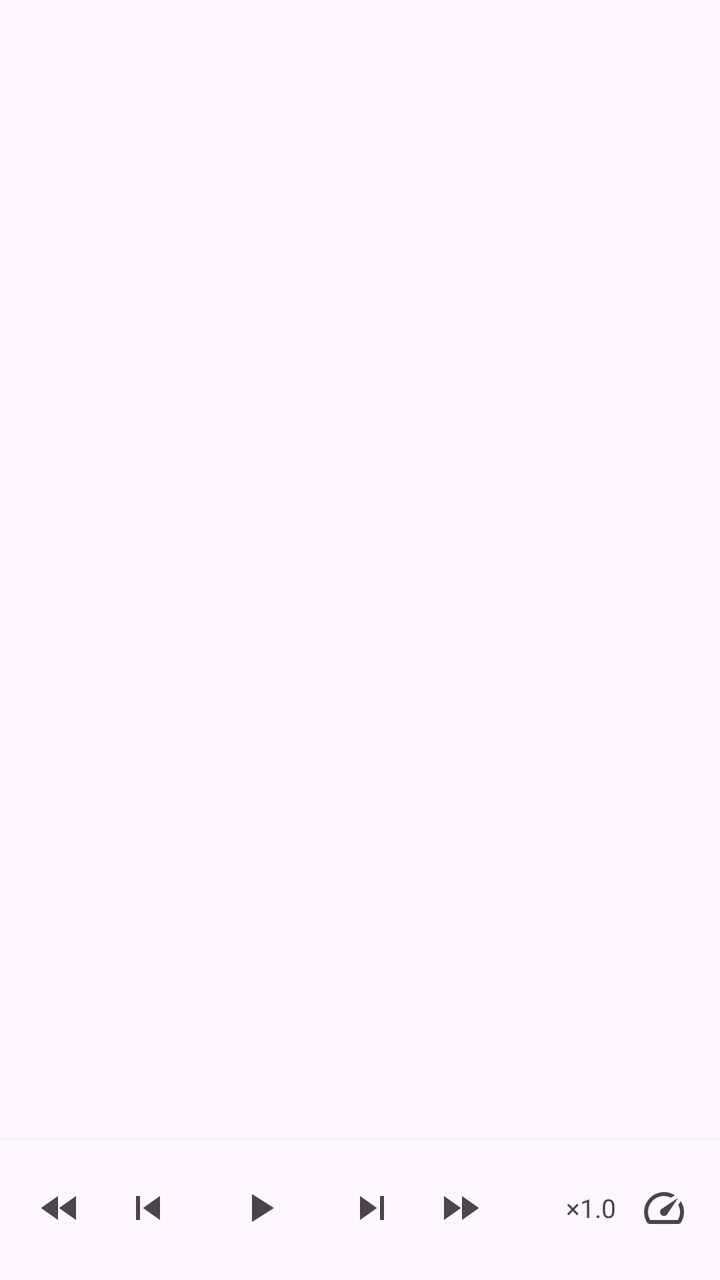
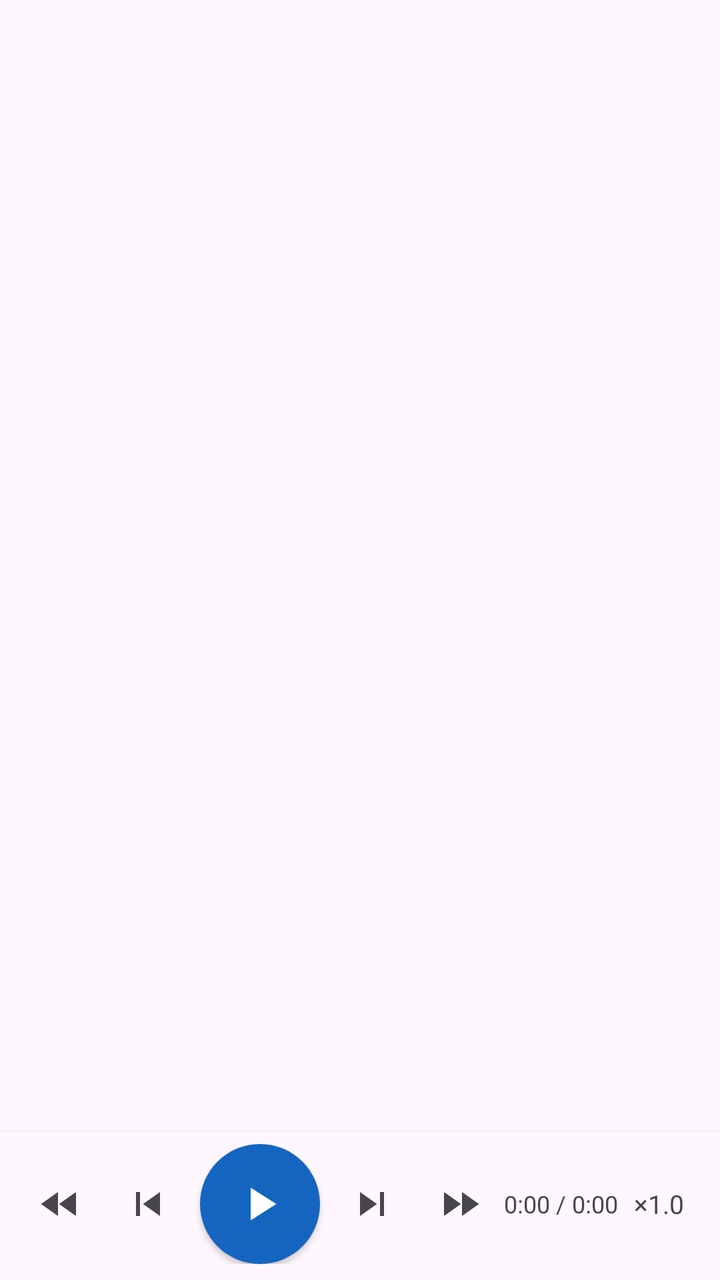

Two renders of the same Android screen: before a commit and after it. Below are the layout's source before the change and the commit's diff.
<!-- AndroidManifest.xml: application theme Theme.AReadText -->
<!-- res/layout/activity_reader.xml -->
<?xml version="1.0" encoding="utf-8"?>
<LinearLayout xmlns:android="http://schemas.android.com/apk/res/android"
    xmlns:app="http://schemas.android.com/apk/res-auto"
    android:id="@+id/root"
    android:layout_width="match_parent"
    android:layout_height="match_parent"
    android:orientation="vertical">

    <com.google.android.material.appbar.MaterialToolbar
        android:id="@+id/toolbar"
        android:layout_width="match_parent"
        android:layout_height="?attr/actionBarSize"
        android:background="?attr/colorSurface"
        app:titleTextAppearance="@style/TextAppearance.AppCompat.Widget.ActionBar.Title">

        <LinearLayout
            android:layout_width="wrap_content"
            android:layout_height="match_parent"
            android:gravity="center_vertical"
            android:orientation="vertical">

            <TextView
                android:id="@+id/toolbarTitle"
                android:layout_width="wrap_content"
                android:layout_height="wrap_content"
                android:ellipsize="end"
                android:maxWidth="220dp"
                android:singleLine="true"
                android:textSize="16sp"
                android:textStyle="bold" />

            <LinearLayout
                android:layout_width="wrap_content"
                android:layout_height="wrap_content"
                android:orientation="horizontal">

                <TextView
                    android:id="@+id/chapterTitle"
                    android:layout_width="wrap_content"
                    android:layout_height="wrap_content"
                    android:ellipsize="end"
                    android:maxWidth="160dp"
                    android:singleLine="true"
                    android:textSize="11sp" />

                <TextView
                    android:id="@+id/chapterCounter"
                    android:layout_width="wrap_content"
                    android:layout_height="wrap_content"
                    android:layout_marginStart="6dp"
                    android:textSize="11sp" />
            </LinearLayout>
        </LinearLayout>
    </com.google.android.material.appbar.MaterialToolbar>

    <FrameLayout
        android:layout_width="match_parent"
        android:layout_height="0dp"
        android:layout_weight="1">

        <androidx.recyclerview.widget.RecyclerView
            android:id="@+id/readerList"
            android:layout_width="match_parent"
            android:layout_height="match_parent"
            android:clipToPadding="false"
            android:paddingStart="20dp"
            android:paddingTop="12dp"
            android:paddingEnd="20dp"
            android:paddingBottom="24dp"
            android:scrollbars="vertical" />

        <TextView
            android:id="@+id/readingError"
            android:layout_width="wrap_content"
            android:layout_height="wrap_content"
            android:layout_gravity="bottom|center_horizontal"
            android:layout_marginBottom="8dp"
            android:background="#CC000000"
            android:padding="10dp"
            android:textColor="#FFFFFF"
            android:textSize="13sp"
            android:visibility="gone" />
    </FrameLayout>

    
    <LinearLayout
        android:id="@+id/ttsBar"
        android:layout_width="match_parent"
        android:layout_height="wrap_content"
        android:background="?attr/colorSurface"
        android:elevation="4dp"
        android:gravity="center_vertical"
        android:orientation="vertical"
        android:paddingTop="4dp"
        android:paddingBottom="8dp">

        <ProgressBar
            android:id="@+id/sentenceProgress"
            style="?android:attr/progressBarStyleHorizontal"
            android:layout_width="match_parent"
            android:layout_height="2dp"
            android:max="100"
            android:progressTint="?attr/colorPrimary"
            android:visibility="invisible" />

        <LinearLayout
            android:layout_width="match_parent"
            android:layout_height="wrap_content"
            android:gravity="center_vertical"
            android:orientation="horizontal"
            android:paddingStart="8dp"
            android:paddingEnd="8dp">

            <ImageButton
                android:id="@+id/btnPrevParagraph"
                android:layout_width="44dp"
                android:layout_height="44dp"
                android:background="?attr/selectableItemBackgroundBorderless"
                android:contentDescription="@string/prev_paragraph"
                android:src="@drawable/ic_prev_para" />

            <ImageButton
                android:id="@+id/btnPrevSentence"
                android:layout_width="44dp"
                android:layout_height="44dp"
                android:background="?attr/selectableItemBackgroundBorderless"
                android:contentDescription="@string/prev_sentence"
                android:src="@drawable/ic_prev_sentence" />

            <ImageButton
                android:id="@+id/btnPlayPause"
                android:layout_width="56dp"
                android:layout_height="56dp"
                android:layout_marginHorizontal="6dp"
                android:background="?attr/selectableItemBackgroundBorderless"
                android:contentDescription="@string/play"
                android:src="@drawable/ic_play" />

            <ImageButton
                android:id="@+id/btnNextSentence"
                android:layout_width="44dp"
                android:layout_height="44dp"
                android:background="?attr/selectableItemBackgroundBorderless"
                android:contentDescription="@string/next_sentence"
                android:src="@drawable/ic_next_sentence" />

            <ImageButton
                android:id="@+id/btnNextParagraph"
                android:layout_width="44dp"
                android:layout_height="44dp"
                android:background="?attr/selectableItemBackgroundBorderless"
                android:contentDescription="@string/next_paragraph"
                android:src="@drawable/ic_next_para" />

            <View
                android:layout_width="0dp"
                android:layout_height="1dp"
                android:layout_weight="1" />

            <TextView
                android:id="@+id/speedLabel"
                android:layout_width="wrap_content"
                android:layout_height="wrap_content"
                android:paddingEnd="4dp"
                android:text="×1.0"
                android:textSize="13sp" />

            <ImageButton
                android:id="@+id/btnSpeed"
                android:layout_width="40dp"
                android:layout_height="40dp"
                android:background="?attr/selectableItemBackgroundBorderless"
                android:contentDescription="@string/speed"
                android:src="@drawable/ic_speed" />
        </LinearLayout>
    </LinearLayout>
</LinearLayout>
<!-- resources referenced by this layout -->
<resources>
  <!-- drawable ic_next_para (drawable) -->
  <vector xmlns:android="http://schemas.android.com/apk/res/android"
      android:width="24dp"
      android:height="24dp"
      android:viewportWidth="24"
      android:viewportHeight="24"
      android:tint="?attr/colorControlNormal">
      <path
          android:fillColor="#FFFFFFFF"
          android:pathData="M4,18l8.5,-6L4,6v12zM13,6v12l8.5,-6L13,6z" />
  </vector>
  <!-- drawable ic_next_sentence (drawable) -->
  <vector xmlns:android="http://schemas.android.com/apk/res/android"
      android:width="24dp"
      android:height="24dp"
      android:viewportWidth="24"
      android:viewportHeight="24"
      android:tint="?attr/colorControlNormal">
      <path
          android:fillColor="#FFFFFFFF"
          android:pathData="M6,18l8.5,-6L6,6v12zM16,6v12h2V6h-2z" />
  </vector>
  <!-- drawable ic_play (drawable) -->
  <vector xmlns:android="http://schemas.android.com/apk/res/android"
      android:width="24dp"
      android:height="24dp"
      android:viewportWidth="24"
      android:viewportHeight="24"
      android:tint="?attr/colorControlNormal">
      <path
          android:fillColor="#FFFFFFFF"
          android:pathData="M8,5v14l11,-7z" />
  </vector>
  <!-- drawable ic_prev_para (drawable) -->
  <vector xmlns:android="http://schemas.android.com/apk/res/android"
      android:width="24dp"
      android:height="24dp"
      android:viewportWidth="24"
      android:viewportHeight="24"
      android:tint="?attr/colorControlNormal">
      <path
          android:fillColor="#FFFFFFFF"
          android:pathData="M11,18V6l-8.5,6L11,18zM20,6v12l-8.5,-6L20,6z" />
  </vector>
  <!-- drawable ic_prev_sentence (drawable) -->
  <vector xmlns:android="http://schemas.android.com/apk/res/android"
      android:width="24dp"
      android:height="24dp"
      android:viewportWidth="24"
      android:viewportHeight="24"
      android:tint="?attr/colorControlNormal">
      <path
          android:fillColor="#FFFFFFFF"
          android:pathData="M6,6h2v12H6zM9.5,12l8.5,6V6z" />
  </vector>
  <!-- drawable ic_speed (drawable) -->
  <vector xmlns:android="http://schemas.android.com/apk/res/android"
      android:width="24dp"
      android:height="24dp"
      android:viewportWidth="24"
      android:viewportHeight="24"
      android:tint="?attr/colorControlNormal">
      <path
          android:fillColor="#FFFFFFFF"
          android:pathData="M20.38,8.57l-1.23,1.85a8,8 0 0 1,-0.22 7.58H5.07A8,8 0 0 1 15.58,6.85l1.85,-1.23A10,10 0 0 0 3.35,19a2,2 0 0 0 1.72,1h13.85a2,2 0 0 0 1.74,-1a10,10 0 0 0,-0.27,-10.44zM10.59,15.41a2,2 0 0 0 2.83,0l5.66,-8.49l-8.49,5.66a2,2 0 0 0 0,2.83z" />
  </vector>
  <string name="next_paragraph">下一段</string>
  <string name="next_sentence">下一句</string>
  <string name="play">播放</string>
  <string name="prev_paragraph">上一段</string>
  <string name="prev_sentence">上一句</string>
  <string name="speed">语速</string>
  <style name="Theme.AReadText" parent="Theme.Material3.DayNight.NoActionBar">
          <item name="colorPrimary">@color/seed</item>
          <item name="colorPrimaryDark">@color/seed_dark</item>
          <item name="android:statusBarColor">?attr/colorPrimaryDark</item>
      </style>
  <color name="seed">#1565C0</color>
  <color name="seed_dark">#0D47A1</color>
</resources>

<!-- the commit's change to res/layout/activity_reader.xml (unified diff, before → after) -->
@@ -129,12 +129,13 @@
 
             <ImageButton
                 android:id="@+id/btnPlayPause"
-                android:layout_width="56dp"
-                android:layout_height="56dp"
-                android:layout_marginHorizontal="6dp"
-                android:background="?attr/selectableItemBackgroundBorderless"
+                android:layout_width="60dp"
+                android:layout_height="60dp"
+                android:layout_marginHorizontal="4dp"
+                android:background="@drawable/bg_play_circle"
                 android:contentDescription="@string/play"
-                android:src="@drawable/ic_play" />
+                android:elevation="2dp"
+                android:src="@drawable/ic_play_white" />
 
             <ImageButton
                 android:id="@+id/btnNextSentence"
@@ -158,6 +159,15 @@
                 android:layout_weight="1" />
 
             <TextView
+                android:id="@+id/timeLabel"
+                android:layout_width="wrap_content"
+                android:layout_height="wrap_content"
+                android:paddingEnd="8dp"
+                android:text="0:00 / 0:00"
+                android:textSize="12sp"
+                android:textColor="?android:attr/textColorSecondary" />
+
+            <TextView
                 android:id="@+id/speedLabel"
                 android:layout_width="wrap_content"
                 android:layout_height="wrap_content"
<!-- resource entries referenced after the edit -->
@@ -1,5 +1,11 @@
 <!-- resources referenced by this layout -->
 <resources>
+  <!-- drawable bg_play_circle (drawable) -->
+  <?xml version="1.0" encoding="utf-8"?>
+  <shape xmlns:android="http://schemas.android.com/apk/res/android"
+      android:shape="oval">
+      <solid android:color="?attr/colorPrimary" />
+  </shape>
   <!-- drawable ic_next_para (drawable) -->
   <vector xmlns:android="http://schemas.android.com/apk/res/android"
       android:width="24dp"
@@ -22,13 +28,12 @@
           android:fillColor="#FFFFFFFF"
           android:pathData="M6,18l8.5,-6L6,6v12zM16,6v12h2V6h-2z" />
   </vector>
-  <!-- drawable ic_play (drawable) -->
+  <!-- drawable ic_play_white (drawable) -->
   <vector xmlns:android="http://schemas.android.com/apk/res/android"
-      android:width="24dp"
-      android:height="24dp"
+      android:width="28dp"
+      android:height="28dp"
       android:viewportWidth="24"
-      android:viewportHeight="24"
-      android:tint="?attr/colorControlNormal">
+      android:viewportHeight="24">
       <path
           android:fillColor="#FFFFFFFF"
           android:pathData="M8,5v14l11,-7z" />
